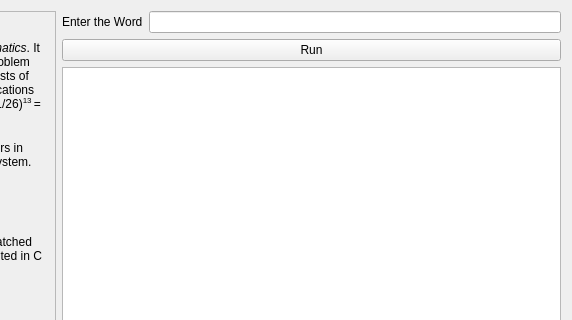
First picture: the form in modules/wordmatchingproblem/wordmatchingproblem.ui, repository levanhong05/GeneticAlgorithm, before the edit; both pictures show x 454 to 1026 and y 0 to 320 of the 1026 by 525 pixel window.
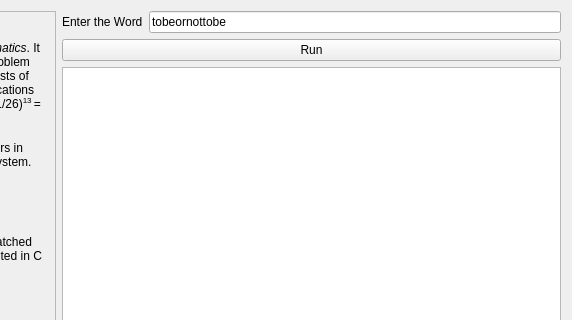
Second picture: the form after the edit.

Patch:
```diff
--- a/modules/wordmatchingproblem/wordmatchingproblem.ui
+++ b/modules/wordmatchingproblem/wordmatchingproblem.ui
@@ -102,10 +102,10 @@
        <item>
         <widget class="QLineEdit" name="txtNumberGeneration">
          <property name="text">
-          <string/>
+          <string>tobeornottobe</string>
          </property>
          <property name="alignment">
-          <set>Qt::AlignCenter</set>
+          <set>Qt::AlignLeading|Qt::AlignLeft|Qt::AlignVCenter</set>
          </property>
         </widget>
        </item>
```
Left out of the diff: 2 changed lines with no effect on the pictures.
